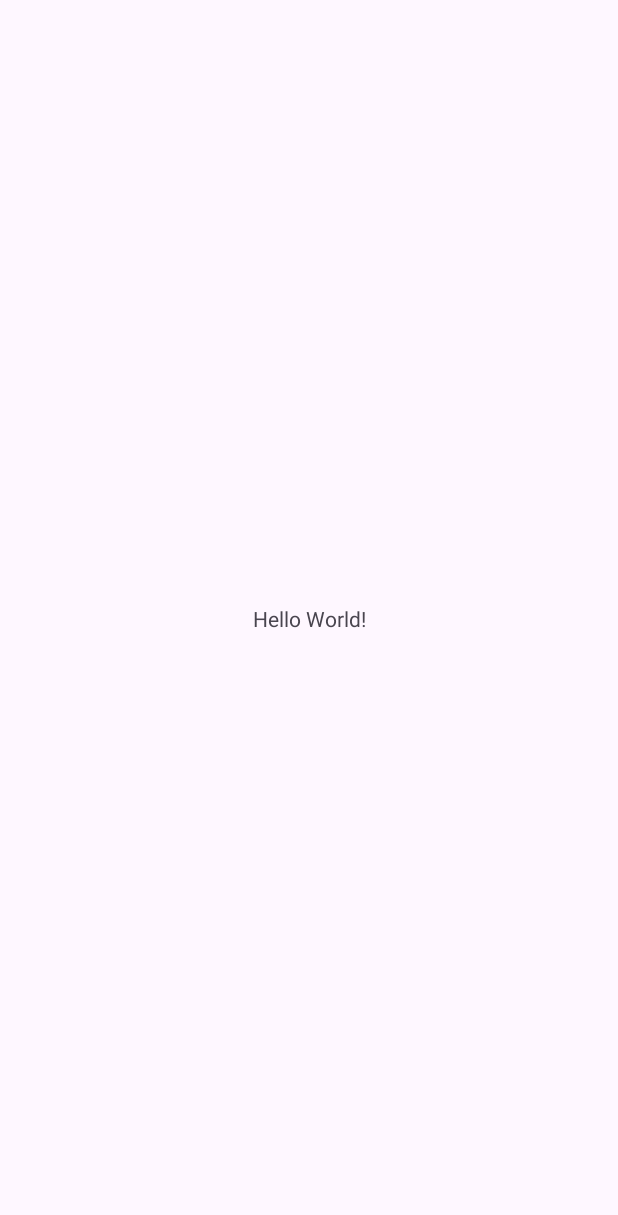
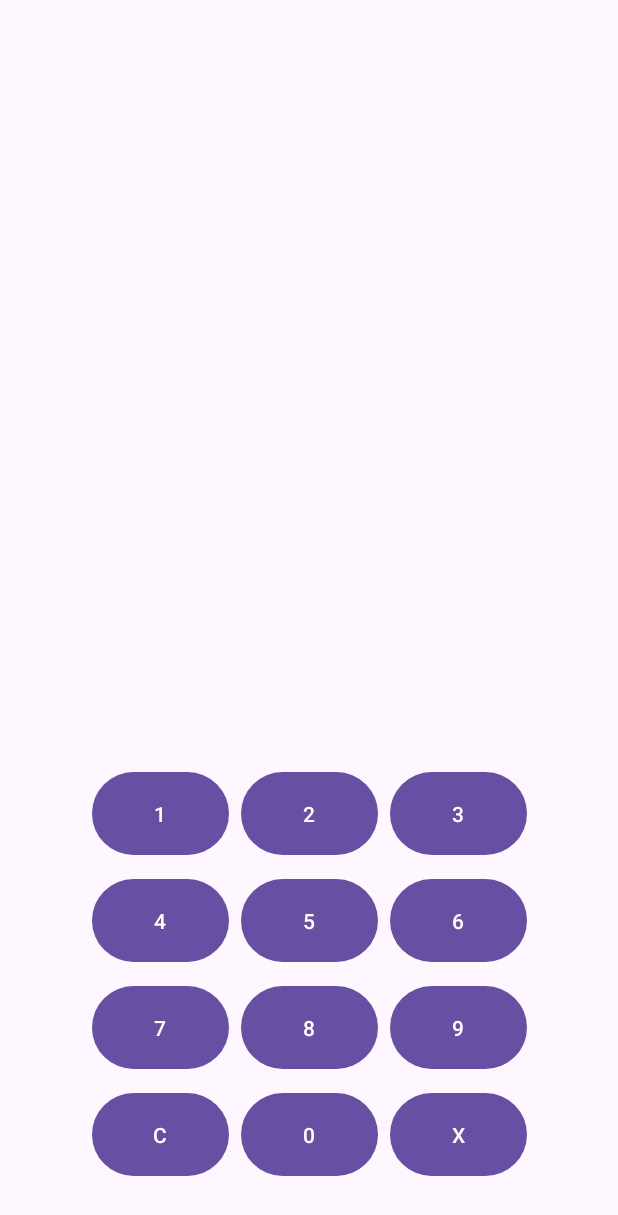
Before and after one commit to phurd22/sdmay25-29, an Android app: the screen it shows after launch (MainActivity), on a phone screen of 412 x 824 dp. Before the commit the part shown is almost empty. Shown: the top 1215 px of the screen. Run offline under Robolectric (Android 15) with nearby library versions, the phone set to English and light mode, and no system bars; 12 statements that could not run were skipped.

Commit message:
made a very rough prototype for the UI

```diff
--- a/Android App/app/build.gradle
+++ b/Android App/app/build.gradle
@@ -34,6 +34,7 @@ dependencies {
     implementation libs.material
     implementation libs.activity
     implementation libs.constraintlayout
+    implementation libs.gridlayout
     testImplementation libs.junit
     androidTestImplementation libs.ext.junit
     androidTestImplementation libs.espresso.core
--- a/Android App/app/src/main/java/com/example/abcbuddyapp/MainActivity.java
+++ b/Android App/app/src/main/java/com/example/abcbuddyapp/MainActivity.java
@@ -1,6 +1,8 @@
 package com.example.abcbuddyapp;
 
 import android.os.Bundle;
+import android.widget.Button;
+import android.widget.TextView;
 
 import androidx.activity.EdgeToEdge;
 import androidx.appcompat.app.AppCompatActivity;
@@ -10,15 +12,27 @@ import androidx.core.view.WindowInsetsCompat;
 
 public class MainActivity extends AppCompatActivity {
 
+    Button button0, button1, button2, button3, button4, button5, button6, button7, button8, button9, buttonClear, buttonVariable;
+    TextView equation;
+
     @Override
     protected void onCreate(Bundle savedInstanceState) {
         super.onCreate(savedInstanceState);
         EdgeToEdge.enable(this);
         setContentView(R.layout.activity_main);
-        ViewCompat.setOnApplyWindowInsetsListener(findViewById(R.id.main), (v, insets) -> {
-            Insets systemBars = insets.getInsets(WindowInsetsCompat.Type.systemBars());
-            v.setPadding(systemBars.left, systemBars.top, systemBars.right, systemBars.bottom);
-            return insets;
-        });
+
+        equation = findViewById(R.id.equation);
+        button0.findViewById(R.id.button0);
+        button1.findViewById(R.id.button1);
+        button2.findViewById(R.id.button2);
+        button3.findViewById(R.id.button3);
+        button4.findViewById(R.id.button4);
+        button5.findViewById(R.id.button5);
+        button6.findViewById(R.id.button6);
+        button7.findViewById(R.id.button7);
+        button8.findViewById(R.id.button8);
+        button9.findViewById(R.id.button9);
+        buttonClear.findViewById(R.id.buttonClear);
+        buttonVariable.findViewById(R.id.buttonVariable);
     }
 }
--- a/Android App/app/src/main/res/layout/activity_main.xml
+++ b/Android App/app/src/main/res/layout/activity_main.xml
@@ -2,18 +2,166 @@
 <androidx.constraintlayout.widget.ConstraintLayout xmlns:android="http://schemas.android.com/apk/res/android"
     xmlns:app="http://schemas.android.com/apk/res-auto"
     xmlns:tools="http://schemas.android.com/tools"
-    android:id="@+id/main"
     android:layout_width="match_parent"
-    android:layout_height="match_parent"
-    tools:context=".MainActivity">
+    android:layout_height="match_parent">
+
+    <GridLayout
+        android:layout_width="330dp"
+        android:layout_height="317dp"
+        android:layout_marginBottom="16dp"
+        android:alignmentMode="alignMargins"
+        android:columnCount="3"
+        android:padding="16dp"
+        android:rowCount="4"
+        android:useDefaultMargins="true"
+        app:layout_constraintBottom_toBottomOf="parent"
+        app:layout_constraintEnd_toEndOf="parent"
+        app:layout_constraintStart_toStartOf="parent">
+
+        <!-- Button 1 -->
+        <Button
+            android:id="@+id/button1"
+            android:layout_width="0dp"
+            android:layout_height="0dp"
+            android:layout_row="0"
+            android:layout_rowWeight="1"
+            android:layout_column="0"
+            android:layout_columnWeight="1"
+            android:text="1" />
+
+        <!-- Button 2 -->
+        <Button
+            android:id="@+id/button2"
+            android:layout_width="0dp"
+            android:layout_height="0dp"
+            android:layout_row="0"
+            android:layout_rowWeight="1"
+            android:layout_column="1"
+            android:layout_columnWeight="1"
+            android:text="2" />
+
+        <!-- Button 3 -->
+        <Button
+            android:id="@+id/button3"
+            android:layout_width="0dp"
+            android:layout_height="0dp"
+            android:layout_row="0"
+            android:layout_rowWeight="1"
+            android:layout_column="2"
+            android:layout_columnWeight="1"
+            android:text="3" />
+
+        <!-- Button 4 -->
+        <Button
+            android:id="@+id/button4"
+            android:layout_width="0dp"
+            android:layout_height="0dp"
+            android:layout_row="1"
+            android:layout_rowWeight="1"
+            android:layout_column="0"
+            android:layout_columnWeight="1"
+            android:text="4" />
+
+        <!-- Button 5 -->
+        <Button
+            android:id="@+id/button5"
+            android:layout_width="0dp"
+            android:layout_height="0dp"
+            android:layout_row="1"
+            android:layout_rowWeight="1"
+            android:layout_column="1"
+            android:layout_columnWeight="1"
+            android:text="5" />
+
+        <!-- Button 6 -->
+        <Button
+            android:id="@+id/button6"
+            android:layout_width="0dp"
+            android:layout_height="0dp"
+            android:layout_row="1"
+            android:layout_rowWeight="1"
+            android:layout_column="2"
+            android:layout_columnWeight="1"
+            android:text="6" />
+
+        <!-- Button 7 -->
+        <Button
+            android:id="@+id/button7"
+            android:layout_width="0dp"
+            android:layout_height="0dp"
+            android:layout_row="2"
+            android:layout_rowWeight="1"
+            android:layout_column="0"
+            android:layout_columnWeight="1"
+            android:text="7" />
+
+        <!-- Button 8 -->
+        <Button
+            android:id="@+id/button8"
+            android:layout_width="0dp"
+            android:layout_height="0dp"
+            android:layout_row="2"
+            android:layout_rowWeight="1"
+            android:layout_column="1"
+            android:layout_columnWeight="1"
+            android:text="8" />
+
+        <!-- Button 9 -->
+        <Button
+            android:id="@+id/button9"
+            android:layout_width="0dp"
+            android:layout_height="0dp"
+            android:layout_row="2"
+            android:layout_rowWeight="1"
+            android:layout_column="2"
+            android:layout_columnWeight="1"
+            android:text="9" />
+
+        <!-- Button 10 -->
+        <Button
+            android:id="@+id/buttonClear"
+            android:layout_width="0dp"
+            android:layout_height="0dp"
+            android:layout_row="3"
+            android:layout_rowWeight="1"
+            android:layout_column="0"
+            android:layout_columnWeight="1"
+            android:text="C" />
+
+        <!-- Button 11 -->
+        <Button
+            android:id="@+id/button0"
+            android:layout_width="0dp"
+            android:layout_height="0dp"
+            android:layout_row="3"
+            android:layout_rowWeight="1"
+            android:layout_column="1"
+            android:layout_columnWeight="1"
+            android:text="0" />
+
+        <!-- Button 12 -->
+        <Button
+            android:id="@+id/buttonVariable"
+            android:layout_width="0dp"
+            android:layout_height="0dp"
+            android:layout_row="3"
+            android:layout_rowWeight="1"
+            android:layout_column="2"
+            android:layout_columnWeight="1"
+            android:text="X" />
+
+    </GridLayout>
 
     <TextView
-        android:layout_width="wrap_content"
-        android:layout_height="wrap_content"
-        android:text="Hello World!"
-        app:layout_constraintBottom_toBottomOf="parent"
+        android:id="@+id/equation"
+        android:layout_width="1279dp"
+        android:layout_height="95dp"
+        android:layout_marginTop="4dp"
+        android:text="2x + 4y = 8"
+        android:textAlignment="center"
+        android:textSize="60sp"
         app:layout_constraintEnd_toEndOf="parent"
+        app:layout_constraintHorizontal_bias="1.0"
         app:layout_constraintStart_toStartOf="parent"
         app:layout_constraintTop_toTopOf="parent" />
-
 </androidx.constraintlayout.widget.ConstraintLayout>
--- a/Android App/gradle/libs.versions.toml
+++ b/Android App/gradle/libs.versions.toml
@@ -7,6 +7,7 @@ appcompat = "1.7.0"
 material = "1.12.0"
 activity = "1.9.2"
 constraintlayout = "2.2.0"
+gridlayout = "1.0.0"
 
 [libraries]
 junit = { group = "junit", name = "junit", version.ref = "junit" }
@@ -16,6 +17,7 @@ appcompat = { group = "androidx.appcompat", name = "appcompat", version.ref = "a
 material = { group = "com.google.android.material", name = "material", version.ref = "material" }
 activity = { group = "androidx.activity", name = "activity", version.ref = "activity" }
 constraintlayout = { group = "androidx.constraintlayout", name = "constraintlayout", version.ref = "constraintlayout" }
+gridlayout = { group = "androidx.gridlayout", name = "gridlayout", version.ref = "gridlayout" }
 
 [plugins]
 android-application = { id = "com.android.application", version.ref = "agp" }
```
